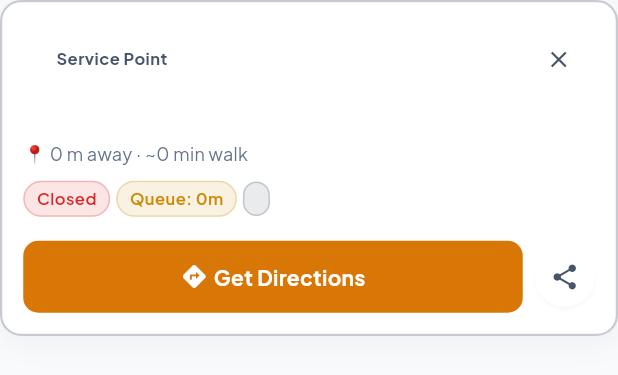
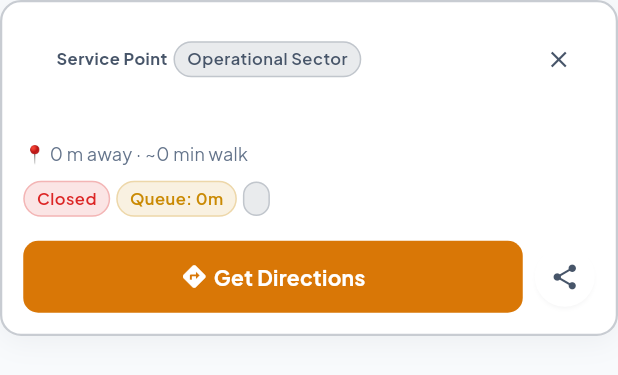
Before and after one commit to Sarveshk-2006/Wariverse, a Flutter app: the MarkerDetailBottomSheet widget shown alone on an empty page, opened directly with empty values, on a phone screen of 412 x 824 dp. Shown: the top 375 px of the screen. Run offline on Flutter 3.47's test engine with Material 3 defaults, Android fonts, the phone set to English and light mode, and no system bars; our stand-ins replace cloud_firestore, connectivity_plus, firebase_auth, firebase_core, flutter_map, geolocator and 4 more; missing offline and left inert: mobile_scanner, onesignal_flutter; accounts and stored records are empty; network calls fail.

Commit message:
feat: add sector badge display in map marker detail bottom sheet

```diff
--- a/apps/mobile/lib/features/map/widgets/marker_detail_bottom_sheet.dart
+++ b/apps/mobile/lib/features/map/widgets/marker_detail_bottom_sheet.dart
@@ -43,6 +43,12 @@ class MarkerDetailBottomSheet extends StatelessWidget {
                       color: layerColor,
                       fontWeight: FontWeight.bold,
                     ),
+                  ),
+                  const SizedBox(width: WariSpacing.xs),
+                  WariStatusChip(
+                    label: marker.sectorName,
+                    color: layerColor,
+                    dense: true,
                   ),
                 ],
               ),
```
